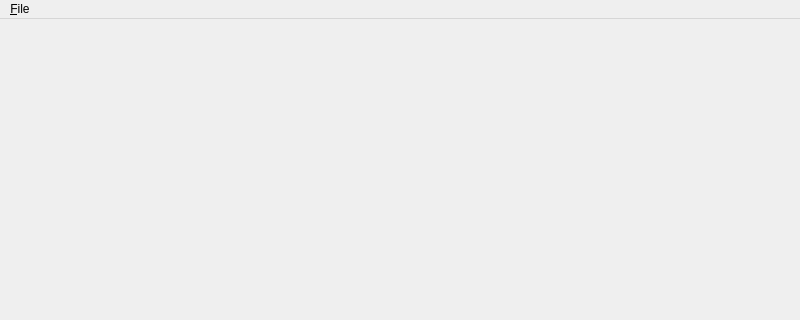
Qt form 2.Application/plurinotes/views/v_mainwindow.ui (maxime-lucas/utc-lo21-plurinotes) before a commit; both pictures show x 0 to 800 and y 0 to 320 of the 800 by 600 pixel window.
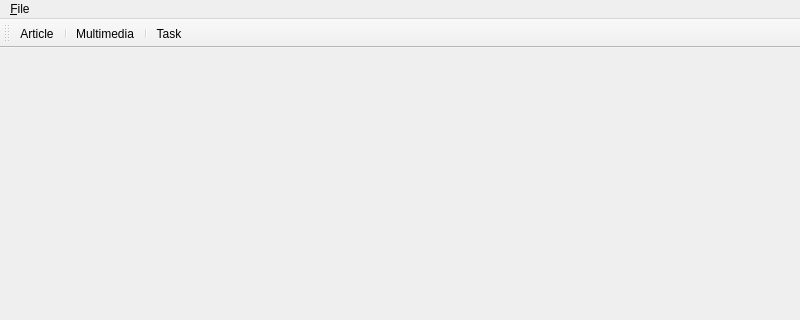
The same form after that commit. Icons and pictures are not drawn.

Commit message: Version pour Article OK

The edit to the form file:
```diff
--- a/2.Application/plurinotes/views/v_mainwindow.ui
+++ b/2.Application/plurinotes/views/v_mainwindow.ui
@@ -56,6 +56,22 @@
    </widget>
    <addaction name="menu_File"/>
   </widget>
+  <widget class="QToolBar" name="toolBar">
+   <property name="windowTitle">
+    <string>toolBar</string>
+   </property>
+   <attribute name="toolBarArea">
+    <enum>TopToolBarArea</enum>
+   </attribute>
+   <attribute name="toolBarBreak">
+    <bool>false</bool>
+   </attribute>
+   <addaction name="actionArticle"/>
+   <addaction name="separator"/>
+   <addaction name="actionMultimedia"/>
+   <addaction name="separator"/>
+   <addaction name="actionTask"/>
+  </widget>
   <action name="actionQuit">
    <property name="text">
     <string>Quit</string>
```
Left out of the diff: 12 changed lines with no effect on the pictures. The commit also changes 23 other files.
